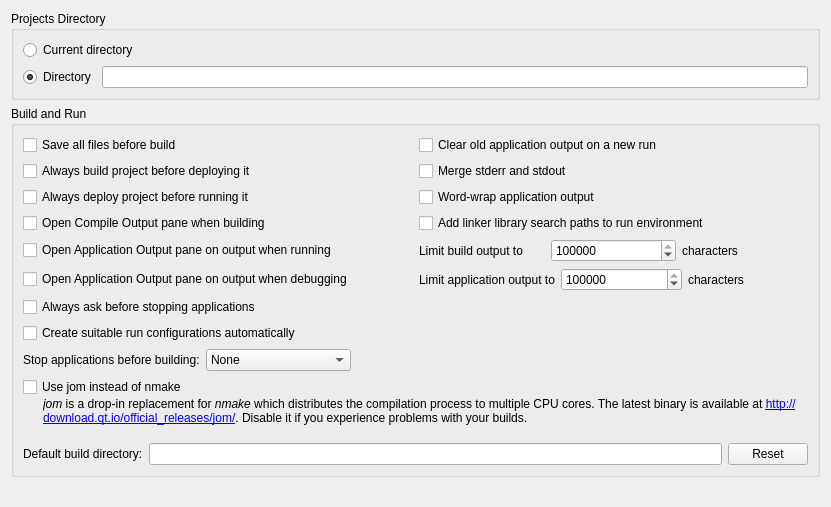
Old version of the form src/plugins/projectexplorer/projectexplorersettingspage.ui in the repository qt-creator/qt-creator.
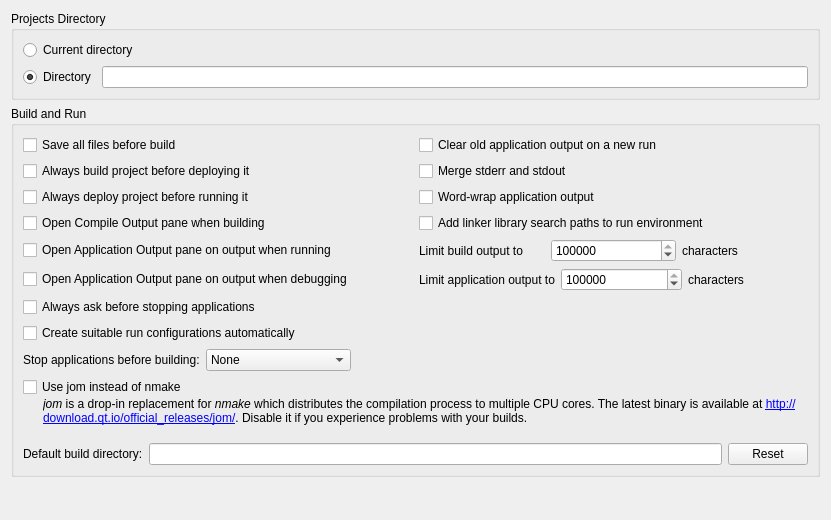
New version of the form. Custom widgets are drawn as their Qt base class.

Commit message: ProjectExplorer: Unify naming scheme of widgets on settings page

Patch:
```diff
--- a/src/plugins/projectexplorer/projectexplorersettingspage.ui
+++ b/src/plugins/projectexplorer/projectexplorersettingspage.ui
@@ -7,7 +7,7 @@
     <x>0</x>
     <y>0</y>
     <width>831</width>
-    <height>507</height>
+    <height>520</height>
    </rect>
   </property>
   <layout class="QVBoxLayout" name="verticalLayout_2">
```
Left out of the diff: 4 changed lines with no effect on the pictures. The commit also changes 1 other file.
